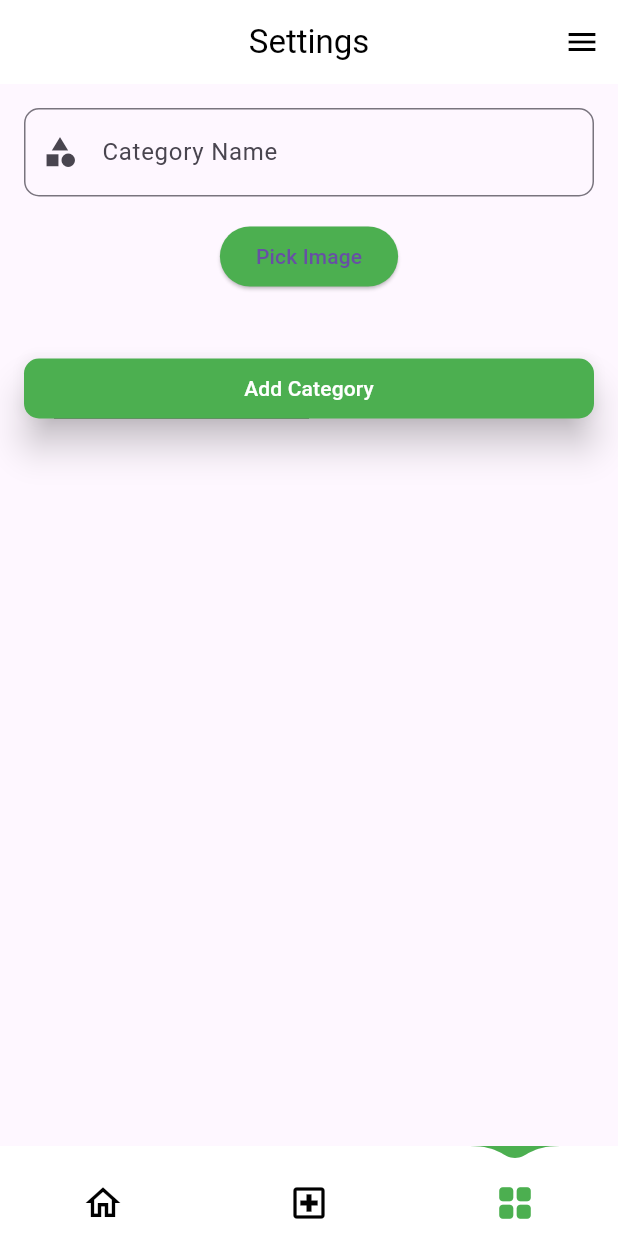
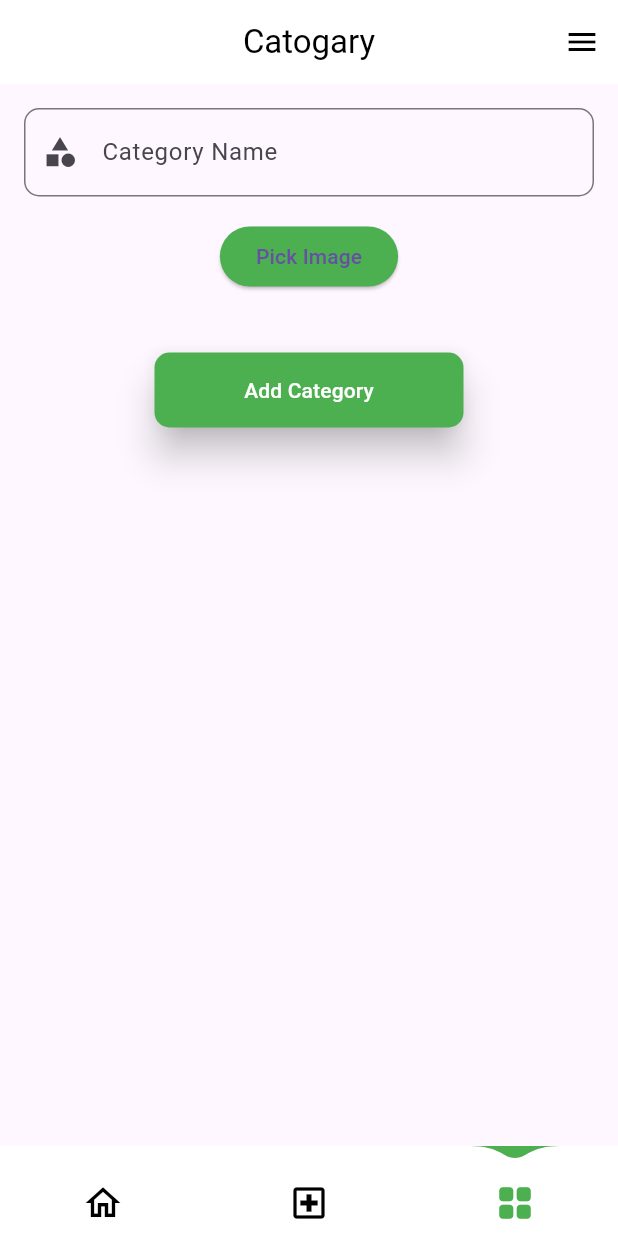
Before and after one commit to febinnoufa/teledoc-admin, a Flutter app: the BotomNavigationBar screen opened directly, item 3 of the bottom bar chosen, after a tap on "Pick Image", on a phone screen of 412 x 824 dp. Run offline on Flutter 3.47's test engine with Material 3 defaults, Android fonts, the light colour scheme and no system bars; drawn by our look-alikes of water_drop_nav_bar; our stand-ins replace cloud_firestore, firebase_auth, firebase_core, firebase_storage, get, image_picker and 1 more; missing offline and left inert: mailer; accounts and stored records are empty; network calls fail.

Commit message:
this project almost end

```diff
--- a/lib/controllers/Auth/auth_controller.dart
+++ b/lib/controllers/Auth/auth_controller.dart
@@ -7,6 +7,14 @@ import 'package:teledocadmin/views/widgets/BottomNav/bottomnav_widget.dart';
 
 class AuthController extends GetxController {
   final LoginController loginController = Get.put(LoginController());
+  RxBool viewpass=true.obs;
+
+
+
+
+
+   // validate Admin
+  //************************************************************************** */
 
   validatadmin() async {
     if (loginController.usernameController.text == "admin" &&
@@ -20,6 +28,10 @@ class AuthController extends GetxController {
     }
   }
 
+
+
+  // Logout Admin
+  //************************************************************************** */
   logout() async {
     SharedPreferences prefs = await SharedPreferences.getInstance();
     await prefs.remove('isLoggedIn');
--- a/lib/controllers/Auth/validator_control.dart
+++ b/lib/controllers/Auth/validator_control.dart
@@ -6,6 +6,12 @@ class LoginController extends GetxController {
   final GlobalKey<FormState> formKey = GlobalKey<FormState>();
   TextEditingController usernameController = TextEditingController();
   TextEditingController passwordController = TextEditingController();
+
+
+
+
+   // Validate
+  //************************************************************************** */
 
   String? validateUsername(String? value) {
     if (value == null || value.isEmpty) {
--- a/lib/controllers/catogary/catogarycontroller.dart
+++ b/lib/controllers/catogary/catogarycontroller.dart
@@ -8,26 +8,29 @@ import 'package:image_picker/image_picker.dart';
 import 'package:path/path.dart';
 import 'package:teledocadmin/model/catogary/catogary.dart';
 
-
-
 class CategoryController extends GetxController {
   final FirebaseFirestore db = FirebaseFirestore.instance;
   final RxList<Category> categories = RxList<Category>([]);
   final catogarycontroller = TextEditingController();
-  final ImagePicker _picker = ImagePicker();
- late File? _image = null;
+  final ImagePicker picker = ImagePicker();
+  late File? _image = null;
 
+  // Pick Image
+  //************************************************************************** */
 
   Future<void> pickImage() async {
-    final pickedFile = await _picker.pickImage(source: ImageSource.gallery);
+    final pickedFile = await picker.pickImage(source: ImageSource.gallery);
 
     if (pickedFile != null) {
       _image = File(pickedFile.path);
       update();
     } else {
-      print('No image selected.');
+      // print('No image selected.');
     }
   }
+
+  // Add Catogary
+  //************************************************************************** */
 
   void addCategory(String name, String image) {
     if (name.isEmpty) {
@@ -39,13 +42,15 @@ class CategoryController extends GetxController {
     update();
   }
 
+  // Add Catogary To Firebase
+  //************************************************************************** */
+
   Future<void> addCategoryToFirebase(String name, String imageUrl) async {
     if (name.isEmpty || imageUrl.isEmpty) {
       Get.snackbar("Error", "Please enter a category name",
           snackPosition: SnackPosition.BOTTOM);
       return;
     }
-
 
     final String id = db.collection('categories').doc().id;
 
@@ -54,6 +59,9 @@ class CategoryController extends GetxController {
 
     update();
   }
+
+  // Upload Image
+  //************************************************************************** */
 
   Future<String?> uploadImage(File image) async {
     try {
@@ -70,5 +78,22 @@ class CategoryController extends GetxController {
     }
   }
 
+  // Update Catogary
+  //************************************************************************** */
+
+  void updateCategory(String docId, String name, String imageUrl) {
+    FirebaseFirestore.instance
+        .collection('categories')
+        .doc(docId)
+        .update({'name': name, 'image': imageUrl});
+  }
+
+  void updateCategoryImage(String docId, String name, File image) async {
+    final imageUrl = await uploadImage(image);
+    if (imageUrl != null) {
+      updateCategory(docId, name, imageUrl);
+    }
+  }
+
   File? get image => _image;
 }
--- a/lib/views/screens/Home/home_screen.dart
+++ b/lib/views/screens/Home/home_screen.dart
@@ -8,21 +8,30 @@ class HomeScreen extends StatelessWidget {
   @override
   Widget build(BuildContext context) {
     return SafeArea(
-      child:Scaffold(
+      child: Scaffold(
         appBar: AppBar(
-          title: const Text("TELEDOC",style: TextStyle(color: Colors.black,fontWeight: FontWeight.bold ),),centerTitle: true,
+          title: const Text(
+            "TELEDOC",
+            style: TextStyle(color: Colors.black, fontWeight: FontWeight.bold),
+          ),
+          centerTitle: true,
           backgroundColor: Colors.white,
           elevation: 0,
         ),
-        body:const Column(
-          children: [
-            SizedBox(height: 90,),
-            DoctorCountWidget(),
-            SizedBox(height: 90,),
-            PatiuntsCountWidget()
-          ],
-        )
-      )
-       );
+        body: LayoutBuilder(
+          builder: (context, constraints) {
+
+            return const Column(
+              children: [
+                SizedBox(height: 90),
+                DoctorCountWidget(),
+                SizedBox(height: 90),
+                PatiuntsCountWidget(),
+              ],
+            );
+          },
+        ),
+      ),
+    );
   }
 }
--- a/lib/views/screens/applications/applications.dart
+++ b/lib/views/screens/applications/applications.dart
@@ -9,18 +9,25 @@ class DoctorApplications extends StatelessWidget {
     return SafeArea(
       child: Scaffold(
         appBar: AppBar(
-          title: const Text("APPLICATIONS",style: TextStyle(color: Colors.black),),centerTitle: true,
+          title: const Text(
+            "APPLICATIONS",
+            style: TextStyle(color: Colors.black),
+          ),
+          centerTitle: true,
           backgroundColor: Colors.white,
           elevation: 0,
-
         ),
-        body:  Column(
-          children: [
-
-            ApplicationWidget()
-          ],
+        body: LayoutBuilder(
+          builder: (context, constraints) {
+            return Column(
+              children: [
+                ApplicationWidget(
+                  constraints: constraints,
+                )
+              ],
+            );
+          },
         ),
-
       ),
     );
   }
--- a/lib/views/screens/catogary/addcatogary.dart
+++ b/lib/views/screens/catogary/addcatogary.dart
@@ -1,5 +1,8 @@
+import 'dart:io';
+
 import 'package:flutter/material.dart';
 import 'package:get/get.dart';
+import 'package:image_picker/image_picker.dart';
 import 'package:teledocadmin/controllers/catogary/catogarycontroller.dart';
 import 'package:cloud_firestore/cloud_firestore.dart';
 import 'package:teledocadmin/model/catogary/catogary.dart';
@@ -11,9 +14,9 @@ class CategoryPage extends StatelessWidget {
   Widget build(BuildContext context) {
     final controller = Get.put(CategoryController());
 
-    return
-
-       Center(
+    return LayoutBuilder(
+      builder: (context, constraints) {
+        return Center(
           child: Padding(
             padding: const EdgeInsets.all(16.0),
             child: Column(
@@ -66,7 +69,10 @@ class CategoryPage extends StatelessWidget {
                     foregroundColor: Colors.white,
                     backgroundColor: Colors.green,
                     elevation: 10.0,
-                  fixedSize:const Size(2000, 10),
+                    fixedSize: Size(
+                      constraints.maxWidth * 0.5,
+                      50,
+                    ),
                     shape: RoundedRectangleBorder(
                       borderRadius: BorderRadius.circular(10.0),
                     ),
@@ -76,13 +82,14 @@ class CategoryPage extends StatelessWidget {
                 _buildImagePreview(controller),
                 const SizedBox(height: 16.0),
                 Expanded(
-                child: _buildCategoryList(),
+                  child: _buildCategoryList(controller),
                 ),
               ],
             ),
           ),
         );
-   // );
+      },
+    );
   }
 
   Widget _buildImagePreview(CategoryController controller) {
@@ -94,7 +101,7 @@ class CategoryPage extends StatelessWidget {
         : const SizedBox();
   }
 
-  Widget _buildCategoryList() {
+  Widget _buildCategoryList(CategoryController controller) {
     return StreamBuilder<QuerySnapshot>(
       stream: FirebaseFirestore.instance.collection('categories').snapshots(),
       builder: (context, snapshot) {
@@ -103,7 +110,16 @@ class CategoryPage extends StatelessWidget {
         }
 
         if (snapshot.connectionState == ConnectionState.waiting) {
-          return const CircularProgressIndicator();
+        return Center(
+          child: SizedBox(
+            width: 50,  // Adjust the width as needed
+            height: 50, // Adjust the height as needed
+            child: const CircularProgressIndicator(
+              color: Colors.black,
+              strokeWidth: 2,
+            ),
+          ),
+        );
       }
 
         final List<DocumentSnapshot> documents = snapshot.data!.docs;
@@ -135,7 +151,15 @@ class CategoryPage extends StatelessWidget {
                     width: 60,
                     child: Center(
                       child: IconButton(
-                        onPressed: () {},
+                        onPressed: () {
+                          showEditDialog(
+                            context,
+                            controller,
+                            documents[index].id,
+                            category.name,
+                            category.image,
+                          );
+                        },
                         icon: const Icon(
                           Icons.edit,
                           color: Colors.white,
@@ -144,7 +168,7 @@ class CategoryPage extends StatelessWidget {
                     ),
                   ),
                 ),
-              const  Divider(
+                const Divider(
                   thickness: 2,
                   color: Colors.black,
                 ),
@@ -159,3 +183,74 @@ class CategoryPage extends StatelessWidget {
     );
   }
 }
+
+
+Future<void> showEditDialog(
+    BuildContext context, CategoryController controller, String docId, String currentName, String currentImageUrl) async {
+  final TextEditingController nameController = TextEditingController(text: currentName);
+  File? newImage;
+
+  return showDialog<void>(
+    context: context,
+    builder: (BuildContext context) {
+      return AlertDialog(
+        title: const Text('Edit Category'),
+        content: SingleChildScrollView(
+          child: Column(
+            children: [
+              TextField(
+                controller: nameController,
+                decoration: const InputDecoration(
+                  labelText: 'Category Name',
+                  border: OutlineInputBorder(),
+                ),
+              ),
+              const SizedBox(height: 16.0),
+              ElevatedButton(
+                onPressed: () async {
+                  final pickedFile = await controller.picker.pickImage(source: ImageSource.gallery);
+                  if (pickedFile != null) {
+                    newImage = File(pickedFile.path);
+                    controller.update();
+                  }
+                },
+                child: const Text('Change Image'),
+              ),
+              const SizedBox(height: 16.0),
+              if (newImage != null)
+                Image.file(
+                  newImage!,
+                  height: 100,
+                )
+              else
+                Image.network(
+                  currentImageUrl,
+                  height: 100,
+                ),
+            ],
+          ),
+        ),
+        actions: <Widget>[
+          TextButton(
+            child: const Text('Cancel'),
+            onPressed: () {
+              Navigator.of(context).pop();
+            },
+          ),
+          ElevatedButton(
+            child: const Text('Save'),
+            onPressed: () {
+              final newName = nameController.text.trim();
+              if (newImage != null) {
+                controller.updateCategoryImage(docId, newName, newImage!);
+              } else {
+                controller.updateCategory(docId, newName, currentImageUrl);
+              }
+              Navigator.of(context).pop();
+            },
+          ),
+        ],
+      );
+    },
+  );
+}
--- a/lib/views/screens/settings/settings.dart
+++ b/lib/views/screens/settings/settings.dart
@@ -55,7 +55,7 @@ class SettingsPage extends StatelessWidget {
         backgroundColor: Colors.white,
         elevation: 0,
         title: const Text(
-          "Settings",
+          "Catogary",
           style: TextStyle(color: Colors.black),
         ),
         centerTitle: true,
--- a/lib/views/widgets/Home/count_doct_widget.dart
+++ b/lib/views/widgets/Home/count_doct_widget.dart
@@ -5,7 +5,6 @@ class DoctorCountWidget extends StatefulWidget {
   const DoctorCountWidget({super.key});
 
   @override
-  // ignore: library_private_types_in_public_api
   _DoctorCountWidgetState createState() => _DoctorCountWidgetState();
 }
 
@@ -44,42 +43,47 @@ class _DoctorCountWidgetState extends State<DoctorCountWidget> {
     int femaleDoctors =
         doctors.where((doctor) => doctor['genter'] == 'Female').length;
 
+    return LayoutBuilder(
+      builder: (context, constraints) {
+        double containerWidth = constraints.maxWidth * 0.4;
+        double imageWidth = constraints.maxWidth * 0.2;
         return Row(
+          mainAxisAlignment: MainAxisAlignment.center,
           children: [
-        const SizedBox(width: 20),
             Container(
               decoration: BoxDecoration(
                 color: const Color.fromARGB(255, 111, 202, 120),
                 borderRadius: BorderRadius.circular(20),
               ),
               height: 200,
-          width: 200,
+              width: containerWidth,
               child: Column(
                 children: [
                   const SizedBox(height: 10),
                   const Center(
                     child: Text(
-                  "DOCTORS",
-                  style: TextStyle(fontSize: 20, fontWeight: FontWeight.bold),
+                      "Doctors",
+                      style:
+                          TextStyle(fontSize: 20, fontWeight: FontWeight.bold),
                     ),
                   ),
                   const SizedBox(height: 30),
                   Text(
-                "TOTAL    :           $totalDoctors",
-                style:
-                    const TextStyle(fontWeight: FontWeight.w600, fontSize: 17),
+                    "TOTAL    : $totalDoctors",
+                    style: const TextStyle(
+                        fontWeight: FontWeight.w600, fontSize: 17),
                   ),
                   const SizedBox(height: 30),
                   Text(
-                "MALE     :           $maleDoctors",
-                style:
-                    const TextStyle(fontWeight: FontWeight.w600, fontSize: 17),
+                    "MALE     : $maleDoctors",
+                    style: const TextStyle(
+                        fontWeight: FontWeight.w600, fontSize: 17),
                   ),
                   const SizedBox(height: 30),
                   Text(
-                "FEMALE :           $femaleDoctors",
-                style:
-                    const TextStyle(fontWeight: FontWeight.w600, fontSize: 17),
+                    "FEMALE : $femaleDoctors",
+                    style: const TextStyle(
+                        fontWeight: FontWeight.w600, fontSize: 17),
                   ),
                 ],
               ),
@@ -90,12 +94,15 @@ class _DoctorCountWidgetState extends State<DoctorCountWidget> {
                 borderRadius: BorderRadius.circular(20),
               ),
               height: 200,
-          width: 100,
+              width: imageWidth,
               child: Image.network(
                 "https://media.istockphoto.com/id/147948536/photo/female-doctor-standing-with-arms-crossed-isolated.jpg?s=612x612&w=0&k=20&c=4RZPVLQUuBkP7qDwfpSwlJ8yTQNBqFPI94oJvHSZgvE=",
+                fit: BoxFit.cover,
               ),
             ),
           ],
         );
+      },
+    );
   }
 }
--- a/lib/views/widgets/Home/count_patiant_widget.dart
+++ b/lib/views/widgets/Home/count_patiant_widget.dart
@@ -5,18 +5,20 @@ class PatiuntsCountWidget extends StatelessWidget {
 
   @override
   Widget build(BuildContext context) {
+    return LayoutBuilder(
+      builder: (context, constraints) {
+        double containerWidth = constraints.maxWidth * 0.4;
+        double imageWidth = constraints.maxWidth * 0.2;
         return Row(
+          mainAxisAlignment: MainAxisAlignment.center,
           children: [
-        const SizedBox(
-          width: 20,
-        ),
             Container(
               decoration: BoxDecoration(
                 color: const Color.fromARGB(255, 111, 202, 120),
                 borderRadius: BorderRadius.circular(20),
               ),
               height: 200,
-          width: 200,
+              width: containerWidth,
               child: const Column(
                 children: [
                   SizedBox(
@@ -24,28 +26,28 @@ class PatiuntsCountWidget extends StatelessWidget {
                   ),
                   Center(
                       child: Text(
-                "DOCTORS",
+                    "patient",
                     style: TextStyle(fontSize: 20, fontWeight: FontWeight.bold),
                   )),
                   SizedBox(
                     height: 30,
                   ),
                   Text(
-                "TOTAL    :           743",
+                    "TOTAL    :  23",
                     style: TextStyle(fontWeight: FontWeight.w600, fontSize: 17),
                   ),
                   SizedBox(
                     height: 30,
                   ),
                   Text(
-                "MALE     :           340",
+                    "MALE     :  15",
                     style: TextStyle(fontWeight: FontWeight.w600, fontSize: 17),
                   ),
                   SizedBox(
                     height: 30,
                   ),
                   Text(
-                "FEMALE :           450",
+                    "FEMALE :  08",
                     style: TextStyle(fontWeight: FontWeight.w600, fontSize: 17),
                   ),
                 ],
@@ -56,16 +58,18 @@ class PatiuntsCountWidget extends StatelessWidget {
             ),
             Container(
               decoration: BoxDecoration(
-            //  color: Color.fromARGB(255, 246, 247, 246),
                 borderRadius: BorderRadius.circular(20),
               ),
               height: 200,
-          width: 100,
+              width: imageWidth,
               child: Image.network(
                 "https://st2.depositphotos.com/1005435/6561/i/950/depositphotos_65615121-stock-photo-happy-man-isolated-full-body.jpg",
+                fit: BoxFit.cover,
               ),
             ),
           ],
         );
+      },
+    );
   }
 }
--- a/pubspec.yaml
+++ b/pubspec.yaml
@@ -44,8 +44,14 @@ dependencies:
 
 dev_dependencies:
   flutter_lints: ^2.0.0
+  flutter_launcher_icons: "^0.13.1"
   flutter_test:
     sdk: flutter
+
+flutter_launcher_icons:
+  android: "launcher_icon"
+  ios: true
+  image_path: "asset/TELE DOC(1).png"
 
 # For information on the generic Dart part of this file, see the
 # following page: https://dart.dev/tools/pub/pubspec
```
Also changed, not shown: lib/controllers/applicaton/application_controller.dart (+43 -6 lines), lib/views/screens/login/login_screen.dart (+14 -10 lines), lib/views/widgets/application/application_widget.dart (+14 -5 lines), lib/views/widgets/login/login_forms.dart (+16 -3 lines), pubspec.lock, 27 other files. Lines whose indentation alone changed are shown as unchanged.
